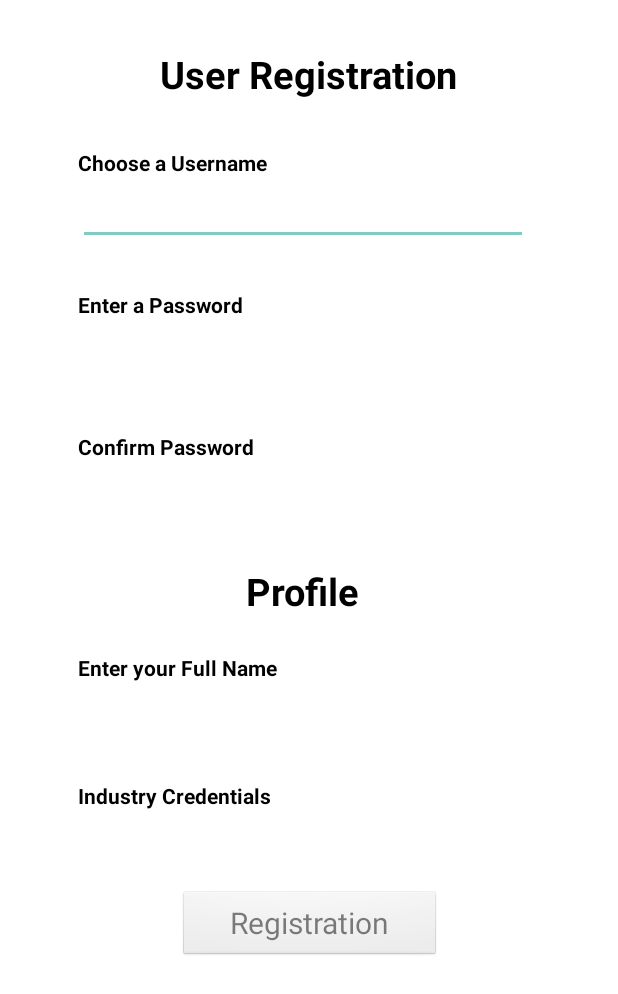
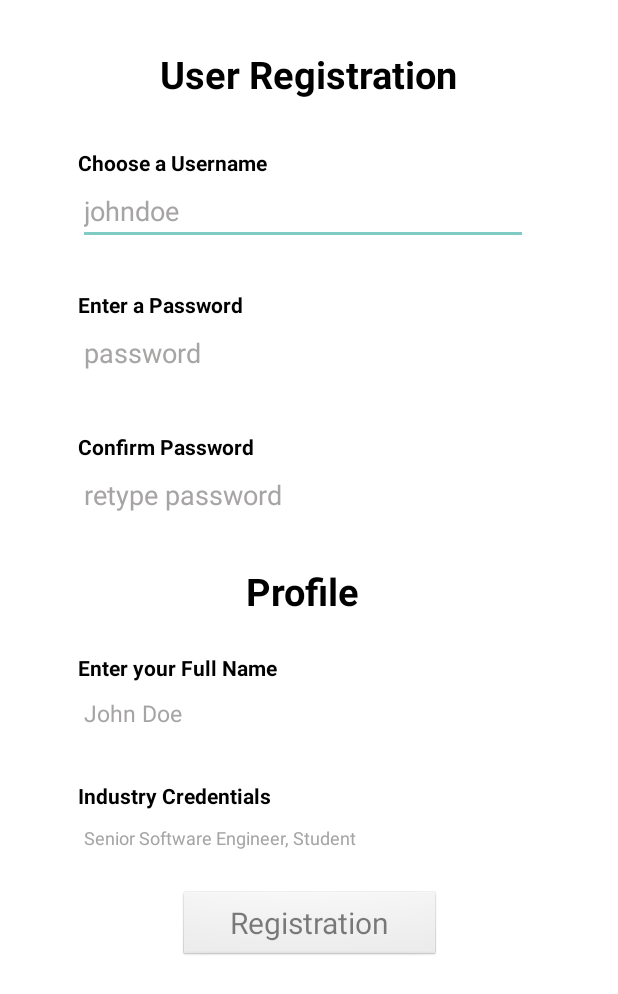
Before and after one commit to Sathyasrip/277--Android-TeamProject, an Android app: the RegistrationActivity screen opened directly, with no data from a screen before it, on a phone screen of 412 x 824 dp. Shown: the top 994 px of the screen. Run offline under Robolectric (Android 15) with nearby library versions, the phone set to English and light mode, and no system bars; Roboto replaces fonts that are not available here.

Commit message:
[Prototype UI] Most of the menus and basic UI for the prototype demo. S needs to enable the Sync Button to add her firebase upload functionality in the next commit from a branch.

```diff
--- a/app/src/main/AndroidManifest.xml
+++ b/app/src/main/AndroidManifest.xml
@@ -27,6 +27,7 @@
                 <category android:name="android.intent.category.LAUNCHER" />
             </intent-filter>
         </activity>
+        <!-- Probably remove DebugMenuActivity from the final build. -->
         <activity
             android:name=".DebugMenuActivity"
             android:theme="@style/Theme.AppCompat.NoActionBar">
--- a/app/src/main/res/layout/login_screen.xml
+++ b/app/src/main/res/layout/login_screen.xml
@@ -70,7 +70,8 @@
         android:background="#FFFFFF"
         android:ems="10"
         android:fontFamily="@font/days_one"
-        android:hint="@string/login_username_hint"
+        android:hint="username"
+        android:textColorHint="@color/colorCommentGrey"
         android:inputType="textPersonName"
         android:textColor="#000000"
         app:layout_constraintStart_toStartOf="parent"
@@ -98,6 +99,7 @@
         android:ems="10"
         android:fontFamily="@font/days_one"
         android:hint="@string/login_password_hint"
+        android:textColorHint="@color/colorCommentGrey"
         android:inputType="textPassword"
         android:textColor="#000000"
         app:layout_constraintEnd_toEndOf="@+id/editTextUsername"
--- a/app/src/main/res/layout/registration.xml
+++ b/app/src/main/res/layout/registration.xml
@@ -1,7 +1,6 @@
 <?xml version="1.0" encoding="utf-8"?>
 <androidx.constraintlayout.widget.ConstraintLayout xmlns:android="http://schemas.android.com/apk/res/android"
     xmlns:app="http://schemas.android.com/apk/res-auto"
-    xmlns:tools="http://schemas.android.com/tools"
     android:layout_width="match_parent"
     android:layout_height="match_parent"
     android:background="#FFFFFF">
@@ -42,6 +41,7 @@
         android:ems="10"
         android:fontFamily="@font/days_one"
         android:hint="@string/login_username_hint"
+        android:textColorHint="@color/colorCommentGrey"
         android:inputType="textPersonName"
         android:textColor="#009688"
         app:layout_constraintStart_toStartOf="parent"
@@ -79,6 +79,7 @@
         android:ems="10"
         android:fontFamily="@font/days_one"
         android:hint="@string/login_password_hint"
+        android:textColorHint="@color/colorCommentGrey"
         android:inputType="textPassword"
         android:textColor="#009688"
         app:layout_constraintStart_toStartOf="@+id/editTextRegisterUsername"
@@ -127,7 +128,8 @@
         android:autofillHints=""
         android:ems="10"
         android:fontFamily="@font/days_one"
-        android:hint="@string/login_password_hint"
+        android:hint="retype password"
+        android:textColorHint="@color/colorCommentGrey"
         android:inputType="textPassword"
         android:textColor="#009688"
         app:layout_constraintStart_toStartOf="@+id/editTextRegisterUsername"
@@ -167,6 +169,7 @@
         android:ems="10"
         android:fontFamily="@font/days_one"
         android:hint="@string/registration_name"
+        android:textColorHint="@color/colorCommentGrey"
         android:inputType="textPersonName"
         android:textColor="#009688"
         android:textSize="15sp"
@@ -193,6 +196,7 @@
         android:ems="10"
         android:fontFamily="@font/days_one"
         android:hint="@string/registration_credentials"
+        android:textColorHint="@color/colorCommentGrey"
         android:inputType="textPersonName"
         android:textColor="#009688"
         android:textSize="12sp"
--- a/app/src/main/res/values/strings.xml
+++ b/app/src/main/res/values/strings.xml
@@ -1,6 +1,6 @@
 <resources>
-    <string name="app_name">CritiQue</string>
-    <string name="login_app_name">CritiQue</string>
+    <string name="app_name">Criti:Queue</string>
+    <string name="login_app_name">Criti:Queue</string>
     <string name="button_login">Login</string>
     <string name="button_register">Register</string>
     <string name="login_welcome_msg_1">Hi there,</string>
```
